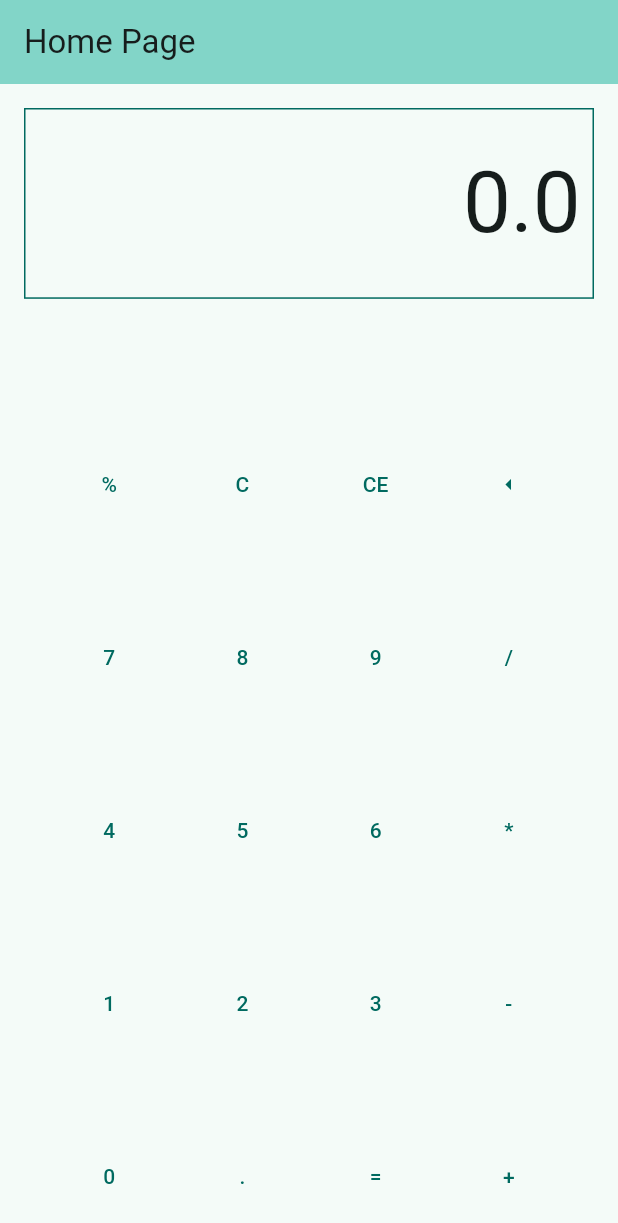
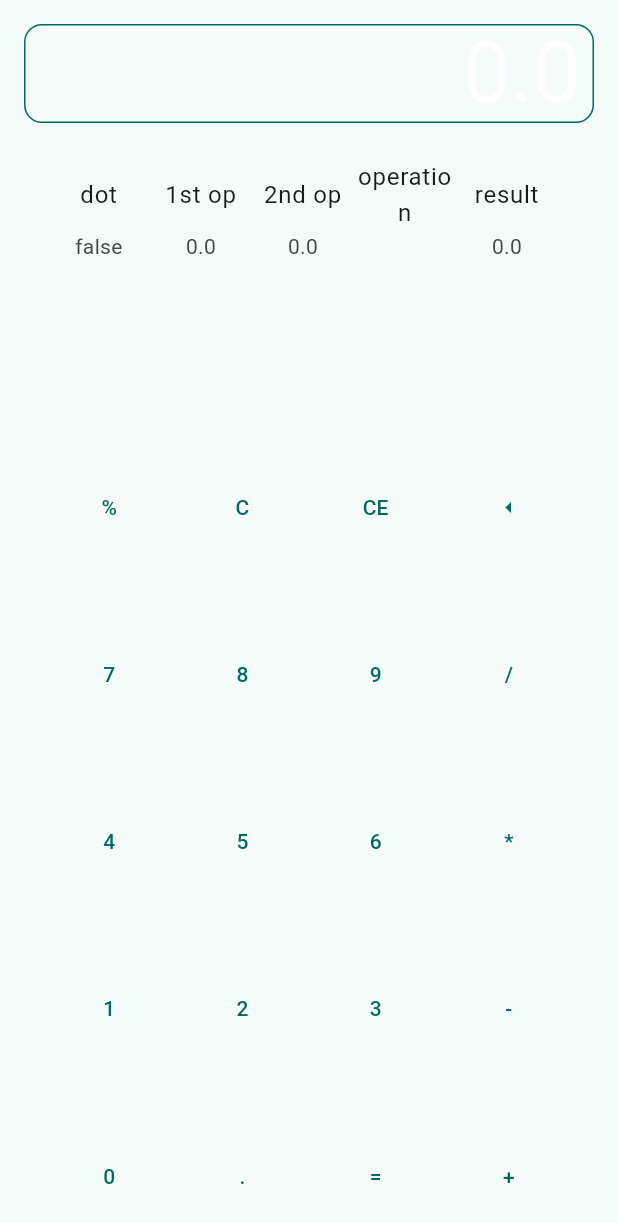
Before and after one commit to dragospaulpop-teach/flutter-calculator, a Flutter app: the screen it shows after launch, after a tap on the "arrow left" icon, on a phone screen of 412 x 824 dp. Shown: the top 1223 px of the screen. Run offline on Flutter 3.47's test engine with Material 3 defaults, Android fonts, the light colour scheme and no system bars; missing offline and left inert: dart:html.

Commit message:
some more tinkering

```diff
--- a/lib/main.dart
+++ b/lib/main.dart
@@ -1,3 +1,5 @@
+import 'dart:html';
+
 import 'package:flutter/material.dart';
 
 void main() {
@@ -25,25 +27,32 @@ class MyApp extends StatelessWidget {
         ),
         textTheme: const TextTheme(
           displayLarge: TextStyle(
-            fontSize: 82,
+            fontSize: 74,
             fontWeight: FontWeight.normal,
             color: Colors.white,
           ),
         ),
         textButtonTheme: TextButtonThemeData(
           style: TextButton.styleFrom(
+            backgroundColor: Colors.deepOrange.shade400,
+            foregroundColor: Colors.black,
             textStyle: const TextStyle(
-              fontSize: 32,
+              fontSize: 48,
+              fontWeight: FontWeight.normal,
             ),
             shape: RoundedRectangleBorder(
-              borderRadius: BorderRadius.circular(20),
-              side: const BorderSide(
-                color: Colors.white,
+              borderRadius: BorderRadius.circular(12),
+              side: BorderSide(
+                color: Colors.deepOrangeAccent.shade100,
                 width: 1,
               ),
             ),
-            fixedSize: const Size(100, 100),
+            fixedSize: const Size(104, 104),
           ),
+        ),
+        listTileTheme: ListTileThemeData(
+          textColor: Colors.deepOrangeAccent.shade100,
+          dense: true,
         ),
         useMaterial3: true,
       ),
@@ -62,11 +71,22 @@ class MyHomePage extends StatefulWidget {
 }
 
 class _MyHomePageState extends State<MyHomePage> {
+  ScrollController _historyScrollController = ScrollController();
+
   double _result = 0;
   double _firstOperand = 0;
   double _secondOperand = 0;
   String _operation = '';
   bool _dotClicked = false;
+  List<Map<String, dynamic>> history = [
+    {
+      'dot': false,
+      'firstOperand': 0,
+      'secondOperand': 0,
+      'operation': '',
+      'result': 0,
+    }
+  ];
 
   void compute() {
     setState(() {
@@ -88,11 +108,18 @@ class _MyHomePageState extends State<MyHomePage> {
           break;
         default:
       }
-      _result = double.parse(_result.toString().substring(0, 8));
+
+      String resultAsString = _result.toString();
+      if (resultAsString.length > 8) {
+        _result = double.parse(resultAsString.substring(0, 8));
+      } else {
+        _result = double.parse(resultAsString);
+      }
       _firstOperand = _result;
       _secondOperand = 0;
       _dotClicked = false;
     });
+    addHistoryRow();
   }
 
   void numberClicked(int number) {
@@ -103,7 +130,7 @@ class _MyHomePageState extends State<MyHomePage> {
           // add to the decimal part of the number
           String temp = _firstOperand.toString();
           if (!temp.contains('.')) {
-            temp = temp + '.';
+            temp = '$temp.';
           }
           _firstOperand = double.parse(temp + number.toString());
         } else {
@@ -116,7 +143,7 @@ class _MyHomePageState extends State<MyHomePage> {
         if (_dotClicked) {
           String temp = _secondOperand.toString();
           if (!temp.contains('.')) {
-            temp = temp + '.';
+            temp = '$temp.';
           }
           _secondOperand = double.parse(temp + number.toString());
         } else {
@@ -125,18 +152,28 @@ class _MyHomePageState extends State<MyHomePage> {
         _result = _secondOperand;
       }
     });
+    updateHistoryRow();
   }
 
   void clearOne() {
     setState(() {
       if (_operation == '') {
-        _firstOperand = _firstOperand ~/ 10 as double;
+        String temp = _firstOperand.toString();
+        if (temp.length > 1) {
+          temp = temp.substring(0, temp.length - 1);
+        }
+        _firstOperand = double.parse(temp);
         _result = _firstOperand;
       } else {
-        _secondOperand = _secondOperand ~/ 10 as double;
+        String temp = _secondOperand.toString();
+        if (temp.length > 1) {
+          temp = temp.substring(0, temp.length - 1);
+        }
+        _secondOperand = double.parse(temp);
         _result = _secondOperand;
       }
     });
+    updateHistoryRow();
   }
 
   void setOperation(String op) {
@@ -149,6 +186,7 @@ class _MyHomePageState extends State<MyHomePage> {
       }
       _dotClicked = false;
     });
+    updateHistoryRow();
   }
 
   void clear() {
@@ -158,22 +196,66 @@ class _MyHomePageState extends State<MyHomePage> {
       _operation = '';
       _result = 0;
       _dotClicked = false;
+      history = [
+        {
+          'dot': false,
+          'firstOperand': 0,
+          'secondOperand': 0,
+          'operation': '',
+          'result': 0,
+        }
+      ];
     });
   }
 
-  void addDot() {
+  void toggleDot() {
     setState(() {
-      _dotClicked = true;
+      _dotClicked = !_dotClicked;
+    });
+    updateHistoryRow();
+  }
+
+  void addHistoryRow() {
+    setState(() {
+      history.add({
+        'dot': _dotClicked,
+        'firstOperand': _firstOperand,
+        'secondOperand': _secondOperand,
+        'operation': _operation,
+        'result': _result
+      });
+    });
+    _scrollToBottom();
+  }
+
+  void updateHistoryRow() {
+    setState(() {
+      history[history.length - 1] = {
+        'dot': _dotClicked,
+        'firstOperand': _firstOperand,
+        'secondOperand': _secondOperand,
+        'operation': _operation,
+        'result': _result
+      };
+    });
+    _scrollToBottom();
+  }
+
+  void _scrollToBottom() {
+    WidgetsBinding.instance.addPostFrameCallback((_) {
+      if (_historyScrollController.hasClients) {
+        _historyScrollController.animateTo(
+          _historyScrollController.position.maxScrollExtent,
+          duration: Duration(milliseconds: 200),
+          curve: Curves.easeOut,
+        );
+      }
     });
   }
 
   @override
   Widget build(BuildContext context) {
     return Scaffold(
-      appBar: AppBar(
-        backgroundColor: Theme.of(context).colorScheme.inversePrimary,
-        title: Text(widget.title),
-      ),
       body: Center(
         child: Padding(
           padding: const EdgeInsets.all(16.0),
@@ -181,16 +263,15 @@ class _MyHomePageState extends State<MyHomePage> {
             mainAxisAlignment: MainAxisAlignment.spaceBetween,
             children: [
               // results container
-              Expanded(
-                flex: 20,
-                child: Row(
+              Row(
                 mainAxisAlignment: MainAxisAlignment.end,
                 children: [
                   Expanded(
                     child: Container(
                       alignment: Alignment.centerRight,
-                        padding: const EdgeInsets.all(8.0),
+                      padding: const EdgeInsets.symmetric(horizontal: 8.0),
                       decoration: BoxDecoration(
+                        borderRadius: BorderRadius.circular(12),
                         border: Border.all(
                           color: Theme.of(context).colorScheme.primary,
                           width: 1,
@@ -198,17 +279,67 @@ class _MyHomePageState extends State<MyHomePage> {
                       ),
                       child: Text(
                         "$_result",
-                          style: Theme.of(context).textTheme.displayLarge,
+                        style: Theme.of(context)
+                            .textTheme
+                            .displayLarge
+                            ?.copyWith(
+                                color: Theme.of(context).colorScheme.onPrimary),
                       ),
                     ),
                   ),
                 ],
               ),
+              Padding(
+                padding: const EdgeInsets.symmetric(vertical: 16.0),
+                child: Container(
+                  decoration: BoxDecoration(
+                    borderRadius: BorderRadius.circular(12),
+                    // border: Border.all(
+                    //   color: Colors.white,
+                    //   width: 1,
+                    // ),
                   ),
-              SizedBox(height: 100),
+                  height: 200,
+                  child: ListView.builder(
+                    controller: _historyScrollController,
+                    itemCount: history.length,
+                    itemBuilder: (context, index) {
+                      return ListTile(
+                          title: const Row(
+                            mainAxisAlignment: MainAxisAlignment.spaceEvenly,
+                            children: [
+                              HistoryCell(content: 'dot'),
+                              HistoryCell(content: '1st op'),
+                              HistoryCell(content: '2nd op'),
+                              HistoryCell(content: 'operation'),
+                              HistoryCell(content: 'result'),
+                            ],
+                          ),
+                          subtitle: Row(
+                              mainAxisAlignment: MainAxisAlignment.spaceEvenly,
+                              children: [
+                                HistoryCell(
+                                  content: history[index]['dot'],
+                                ),
+                                HistoryCell(
+                                  content: history[index]['firstOperand'],
+                                ),
+                                HistoryCell(
+                                  content: history[index]['secondOperand'],
+                                ),
+                                HistoryCell(
+                                  content: history[index]['operation'],
+                                ),
+                                HistoryCell(
+                                  content: history[index]['result'],
+                                ),
+                              ]));
+                    },
+                  ),
+                ),
+              ),
               // buttons container
               Expanded(
-                flex: 80,
                 child: Column(
                   mainAxisAlignment: MainAxisAlignment.spaceBetween,
                   children: [
@@ -309,7 +440,7 @@ class _MyHomePageState extends State<MyHomePage> {
                           child: const Text("0"),
                         ),
                         TextButton(
-                          onPressed: addDot,
+                          onPressed: toggleDot,
                           child: const Text("."),
                         ),
                         TextButton(
@@ -333,3 +464,26 @@ class _MyHomePageState extends State<MyHomePage> {
     );
   }
 }
+
+class HistoryCell extends StatelessWidget {
+  const HistoryCell({
+    super.key,
+    required this.content,
+  });
+
+  final dynamic content;
+
+  @override
+  Widget build(BuildContext context) {
+    return Expanded(
+      flex: 1,
+      child: Container(
+        alignment: Alignment.center,
+        child: Text(
+          textAlign: TextAlign.center,
+          content.toString(),
+        ),
+      ),
+    );
+  }
+}
```
Lines whose indentation alone changed are shown as unchanged.
